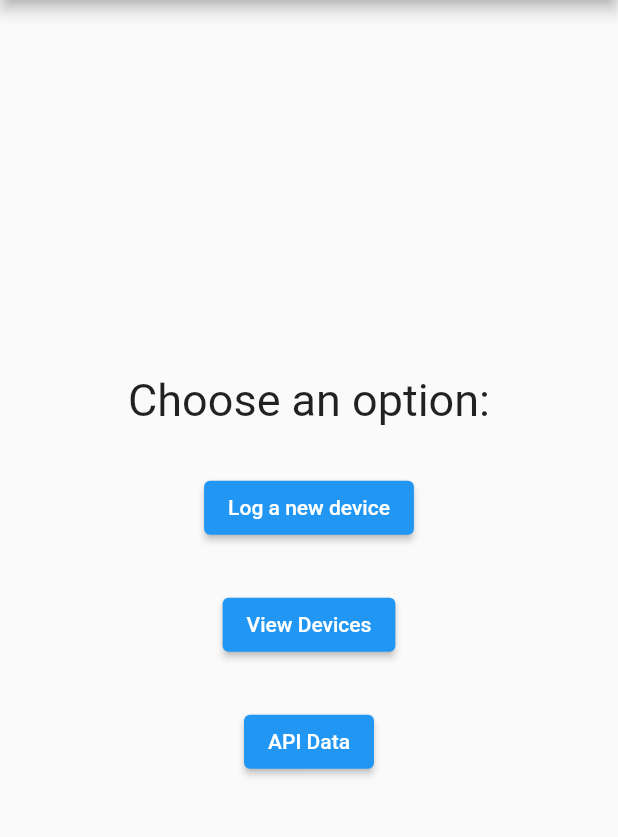
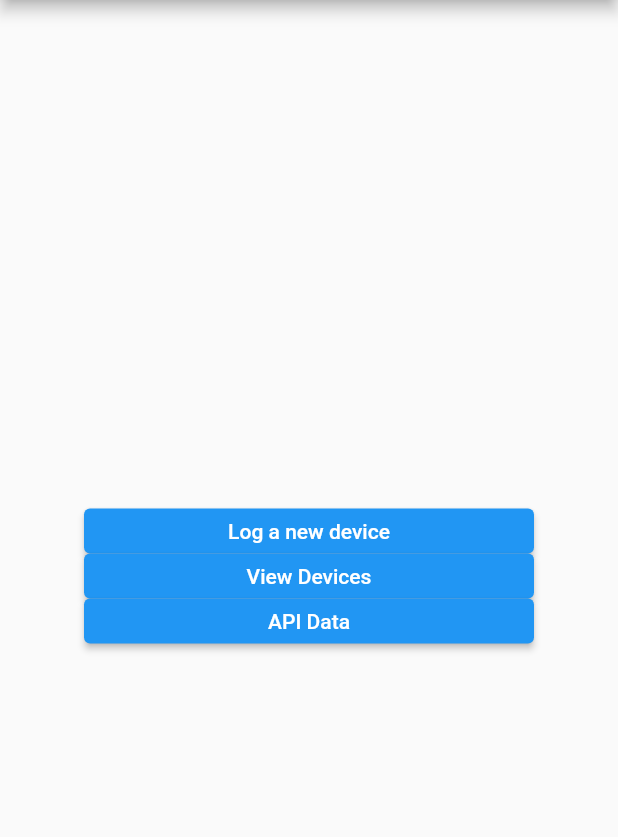
Before and after one commit to StrikeEB/Your-IoT-Device-Manager-App, a Flutter app: the screen it shows after launch, on a phone screen of 412 x 824 dp, the part 84-921 px from its top. Run offline on Flutter 3.47's test engine with Material 2 defaults, Android fonts, the phone set to English and light mode, and no system bars.

Commit message:
adjusted width of buttons

```diff
--- a/lib/main.dart
+++ b/lib/main.dart
@@ -16,12 +16,10 @@ class MyApp extends StatelessWidget {
           child: Column(
             mainAxisAlignment: MainAxisAlignment.center,
             children: <Widget>[
-              Text(
-                'Choose an option:',
-                style: TextStyle(fontSize: 30),
-              ),
-              SizedBox(height: 30),
-              ElevatedButton(
+              SizedBox(
+                height: 30,
+                width: 300,
+                child: ElevatedButton(
                   onPressed: () {
                     Navigator.push(
                       context,
@@ -30,18 +28,25 @@ class MyApp extends StatelessWidget {
                   },
                   child: Text('Log a new device'),
                 ),
-              SizedBox(height: 30),
-              ElevatedButton(
+              ),
+              SizedBox(
+                height: 30,
+                width: 300,
+                child: ElevatedButton(
                   onPressed: () {
                     Navigator.push(
                       context,
-                    MaterialPageRoute(builder: (context) => ViewDevicesPage()),
+                      MaterialPageRoute(
+                          builder: (context) => ViewDevicesPage()),
                     );
                   },
                   child: Text('View Devices'),
                 ),
-              SizedBox(height: 30),
-              ElevatedButton(
+              ),
+              SizedBox(
+                height: 30,
+                width: 300,
+                child: ElevatedButton(
                   onPressed: () {
                     Navigator.push(
                       context,
@@ -49,6 +54,7 @@ class MyApp extends StatelessWidget {
                     );
                   },
                   child: Text('API Data'),
+                ),
               ),
             ],
           ),
--- a/pubspec.yaml
+++ b/pubspec.yaml
@@ -1,8 +1,7 @@
 name: youriotmanagerapp
 description: A new Flutter project.
 
-publish_to: 'none' # Remove this line if you wish to publish to pub.dev
-
+publish_to: 'none'
 version: 0.0.1+1
 
 environment:
```
Lines whose indentation alone changed are shown as unchanged.
